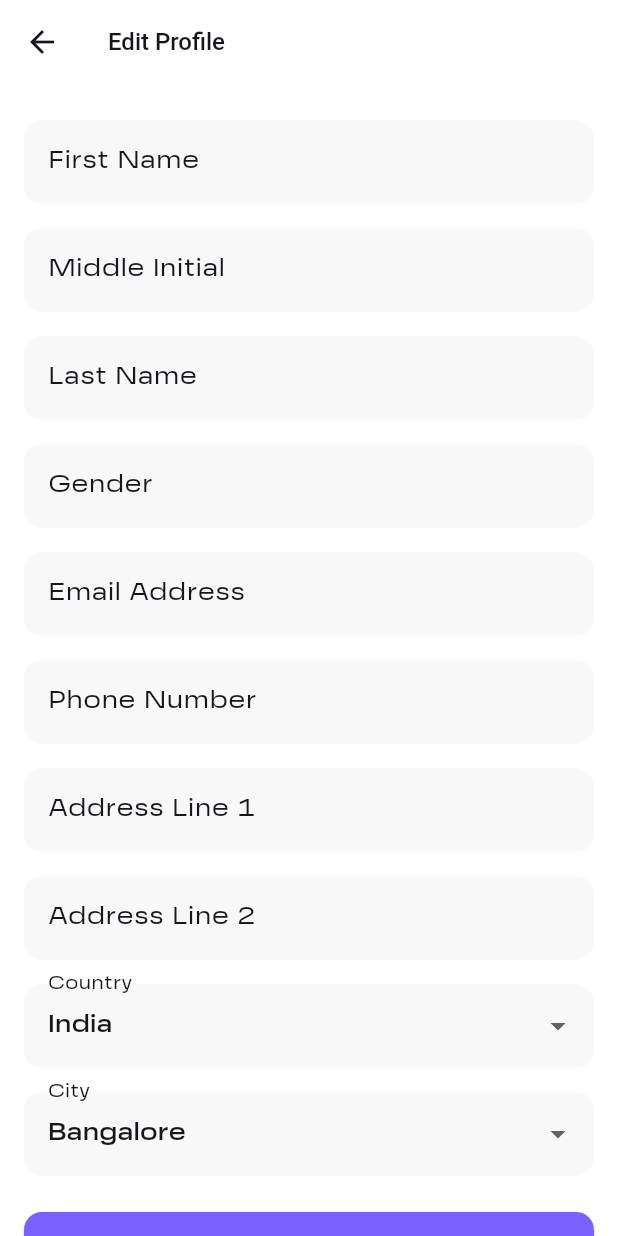
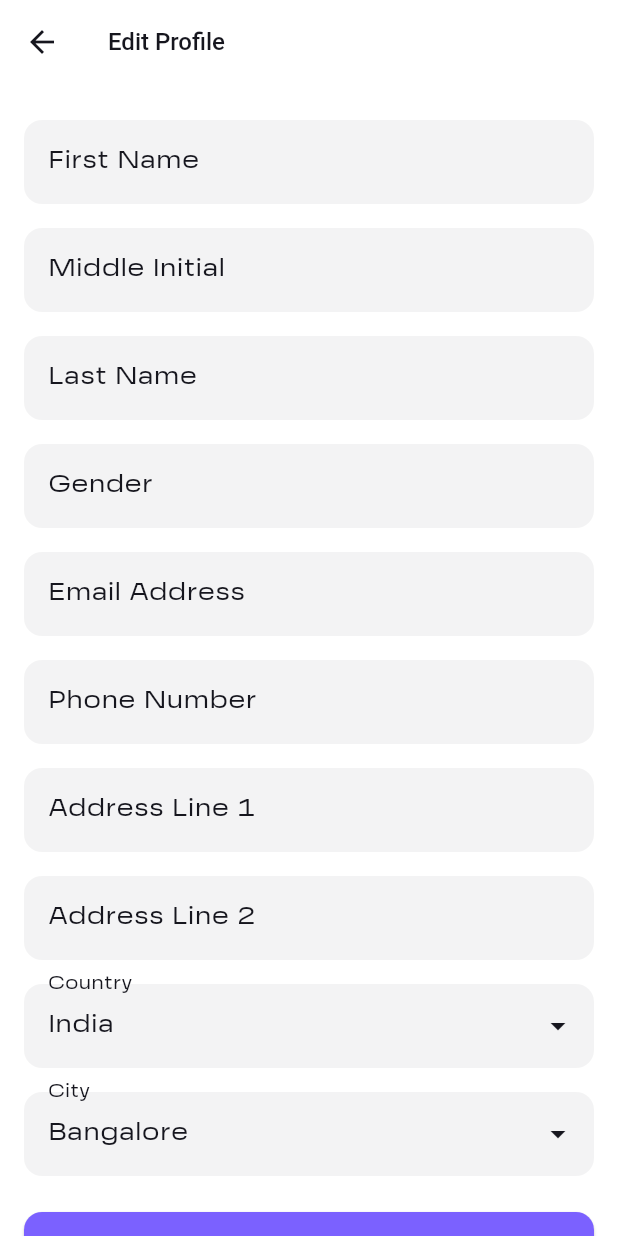
Before and after one commit to Jyoshnarani/The_Indian_Souls, a Flutter app: the EditUserProfileScreen screen opened directly with empty values, on a phone screen of 412 x 824 dp. Run offline on Flutter 3.47's test engine with Material 3 defaults, Android fonts, the phone set to English and light mode, and no system bars; drawn by our look-alikes of loader_overlay; our stand-ins replace cached_network_image, dio, flutter_svg, form_field_validator, quickalert; accounts and stored records are empty.

Commit message:
dark theme set up

```diff
--- a/lib/screens/Pages/auth/views/login_screen.dart
+++ b/lib/screens/Pages/auth/views/login_screen.dart
@@ -37,6 +37,7 @@ class _LoginScreenState extends State<LoginScreen> {
   }
 
   Future<void> fetchCaptcha() async {
+
     context.loaderOverlay.show();
     try {
       final response = await GetCaptchaApi().getCaptcha();
@@ -308,7 +309,7 @@ class _LoginScreenState extends State<LoginScreen> {
         Navigator.pushNamedAndRemoveUntil(
           context,
           dashboardScreenRoute,
-          ModalRoute.withName(dashboardScreenRoute),
+          ModalRoute.withName(logInScreenRoute),
         );
       } else {
         QuickAlert.show(
@@ -318,7 +319,7 @@ class _LoginScreenState extends State<LoginScreen> {
           onConfirmBtnTap: () {
             Navigator.pushNamedAndRemoveUntil(
               context,
-              dashboardScreenRoute,
+              logInScreenRoute,
               ModalRoute.withName(logInScreenRoute),
             );
           },
--- a/lib/screens/Pages/auth/views/signup_screen.dart
+++ b/lib/screens/Pages/auth/views/signup_screen.dart
@@ -695,8 +695,8 @@ class _SignUpScreenState extends State<SignUpScreen> {
         onConfirmBtnTap: () {
           Navigator.pushNamedAndRemoveUntil(
             context,
-            dashboardScreenRoute,
-            ModalRoute.withName(logInScreenRoute),
+            logInScreenRoute,
+            ModalRoute.withName(signUpScreenRoute),
           );
         },
       );
--- a/lib/screens/Pages/product/views/components/product_images.dart
+++ b/lib/screens/Pages/product/views/components/product_images.dart
@@ -53,7 +53,7 @@ class _ProductImagesState extends State<ProductImages> {
                   borderRadius: const BorderRadius.all(
                     Radius.circular(defaultBorderRadius * 2),
                   ),
-                  child: NetworkImageWithLoader(widget.images[index]),
+                  child: NetworkImageWithLoader(widget.images[index], fit: BoxFit.fill,),
                 ),
               ),
             ),
--- a/lib/screens/Pages/profile/views/edit_user_profile.dart
+++ b/lib/screens/Pages/profile/views/edit_user_profile.dart
@@ -45,14 +45,30 @@ class _EditUserProfileScreenState extends State<EditUserProfileScreen> {
   @override
   void initState() {
     super.initState();
-    _firstNameController = TextEditingController(text: widget.userData?.firstName ?? '');
-    _middleInitialController = TextEditingController(text: widget.userData?.middleInitial ?? '');
-    _lastNameController = TextEditingController(text: widget.userData?.lastName ?? '');
-    _genderController = TextEditingController(text: widget.userData?.gender ?? '');
-    _emailController = TextEditingController(text: widget.userData?.emailAddress ?? '');
-    _phoneNumberController = TextEditingController(text: widget.userData?.phoneNumber ?? '');
-    _addressLine1Controller = TextEditingController(text: widget.userData?.addressLine1 ?? '');
-    _addressLine2Controller = TextEditingController(text: widget.userData?.addressLine2 ?? '');
+    _firstNameController = TextEditingController(
+      text: widget.userData?.firstName ?? '',
+    );
+    _middleInitialController = TextEditingController(
+      text: widget.userData?.middleInitial ?? '',
+    );
+    _lastNameController = TextEditingController(
+      text: widget.userData?.lastName ?? '',
+    );
+    _genderController = TextEditingController(
+      text: widget.userData?.gender ?? '',
+    );
+    _emailController = TextEditingController(
+      text: widget.userData?.emailAddress ?? '',
+    );
+    _phoneNumberController = TextEditingController(
+      text: widget.userData?.phoneNumber ?? '',
+    );
+    _addressLine1Controller = TextEditingController(
+      text: widget.userData?.addressLine1 ?? '',
+    );
+    _addressLine2Controller = TextEditingController(
+      text: widget.userData?.addressLine2 ?? '',
+    );
 
     _selectedCountry = widget.userData?.country;
     if (!_countries.contains(_selectedCountry)) {
@@ -62,7 +78,9 @@ class _EditUserProfileScreenState extends State<EditUserProfileScreen> {
     final citiesForCountry = _cities[_selectedCountry] ?? [];
     _selectedCity = widget.userData?.townCity;
     if (!citiesForCountry.contains(_selectedCity)) {
-      _selectedCity = citiesForCountry.isNotEmpty ? citiesForCountry.first : null;
+      _selectedCity = citiesForCountry.isNotEmpty
+          ? citiesForCountry.first
+          : null;
     }
   }
 
@@ -82,29 +100,46 @@ class _EditUserProfileScreenState extends State<EditUserProfileScreen> {
   @override
   Widget build(BuildContext context) {
     return Scaffold(
-      appBar: AppBar(
-        title: const Text('Edit Profile'),
-      ),
+      appBar: AppBar(title: const Text('Edit Profile')),
       body: LoaderOverlay(
         child: SingleChildScrollView(
           padding: const EdgeInsets.all(defaultPadding),
           child: Form(
             key: _formKey,
             child: Column(
-              crossAxisAlignment: CrossAxisAlignment.start,
+              crossAxisAlignment: CrossAxisAlignment.stretch,
               children: [
                 _buildTextFormField(_firstNameController, 'First Name', true),
-                _buildTextFormField(_middleInitialController, 'Middle Initial', false),
+                _buildTextFormField(
+                  _middleInitialController,
+                  'Middle Initial',
+                  false,
+                ),
                 _buildTextFormField(_lastNameController, 'Last Name', true),
                 _buildTextFormField(_genderController, 'Gender', true),
                 _buildTextFormField(_emailController, 'Email Address', true),
-                _buildTextFormField(_phoneNumberController, 'Phone Number', true),
-                _buildTextFormField(_addressLine1Controller, 'Address Line 1', false),
-                _buildTextFormField(_addressLine2Controller, 'Address Line 2', false),
+                _buildTextFormField(
+                  _phoneNumberController,
+                  'Phone Number',
+                  true,
+                ),
+                _buildTextFormField(
+                  _addressLine1Controller,
+                  'Address Line 1',
+                  false,
+                ),
+                _buildTextFormField(
+                  _addressLine2Controller,
+                  'Address Line 2',
+                  false,
+                ),
                 _buildCountryDropdown(),
                 _buildCityDropdown(),
                 const SizedBox(height: defaultPadding),
                 ElevatedButton(
+                  style: ElevatedButton.styleFrom(
+                    minimumSize: const Size(double.infinity, 48),
+                  ),
                   onPressed: () {
                     if (_formKey.currentState!.validate()) {
                       _formKey.currentState!.save();
@@ -112,7 +147,7 @@ class _EditUserProfileScreenState extends State<EditUserProfileScreen> {
                     }
                   },
                   child: const Text('Update'),
-                )
+                ),
               ],
             ),
           ),
@@ -121,7 +156,11 @@ class _EditUserProfileScreenState extends State<EditUserProfileScreen> {
     );
   }
 
-  Widget _buildTextFormField(TextEditingController controller, String label, bool readOnly) {
+  Widget _buildTextFormField(
+    TextEditingController controller,
+    String label,
+    bool readOnly,
+  ) {
     return Padding(
       padding: const EdgeInsets.symmetric(vertical: 8.0),
       child: TextFormField(
@@ -130,6 +169,9 @@ class _EditUserProfileScreenState extends State<EditUserProfileScreen> {
         decoration: InputDecoration(
           labelText: label,
           border: const OutlineInputBorder(),
+          fillColor: Theme.of(
+            context,
+          ).colorScheme.onSurface.withValues(alpha: 0.05),
         ),
       ),
     );
@@ -140,14 +182,25 @@ class _EditUserProfileScreenState extends State<EditUserProfileScreen> {
       padding: const EdgeInsets.symmetric(vertical: 8.0),
       child: DropdownButtonFormField<String>(
         value: _selectedCountry,
-        decoration: const InputDecoration(
+        iconEnabledColor: Theme.of(
+          context,
+        ).colorScheme.onSurface.withValues(alpha: 0.05),
+        decoration: InputDecoration(
           labelText: 'Country',
-          border: OutlineInputBorder(),
+          border: const OutlineInputBorder(),
+          fillColor: Theme.of(
+            context,
+          ).colorScheme.onSurface.withValues(alpha: 0.05),
+        ),
+        dropdownColor: Theme.of(context).cardColor,
+        icon: Icon(
+          Icons.arrow_drop_down,
+          color: Theme.of(context).colorScheme.onSurface,
         ),
         items: _countries.map((String country) {
           return DropdownMenuItem<String>(
             value: country,
-            child: Text(country),
+            child: Text(country, style: Theme.of(context).textTheme.bodyLarge),
           );
         }).toList(),
         onChanged: (newValue) {
@@ -161,19 +214,32 @@ class _EditUserProfileScreenState extends State<EditUserProfileScreen> {
   }
 
   Widget _buildCityDropdown() {
-    List<String> citiesForSelectedCountry = _selectedCountry != null ? (_cities[_selectedCountry] ?? []) : [];
+    List<String> citiesForSelectedCountry = _selectedCountry != null
+        ? (_cities[_selectedCountry] ?? [])
+        : [];
     return Padding(
       padding: const EdgeInsets.symmetric(vertical: 8.0),
       child: DropdownButtonFormField<String>(
         value: _selectedCity,
-        decoration: const InputDecoration(
+        iconEnabledColor: Theme.of(
+          context,
+        ).colorScheme.onSurface.withValues(alpha: 0.05),
+        decoration: InputDecoration(
           labelText: 'City',
-          border: OutlineInputBorder(),
+          border: const OutlineInputBorder(),
+          fillColor: Theme.of(
+            context,
+          ).colorScheme.onSurface.withValues(alpha: 0.05),
+        ),
+        dropdownColor: Theme.of(context).cardColor,
+        icon: Icon(
+          Icons.arrow_drop_down,
+          color: Theme.of(context).colorScheme.onSurface,
         ),
         items: citiesForSelectedCountry.map((String city) {
           return DropdownMenuItem<String>(
             value: city,
-            child: Text(city),
+            child: Text(city, style: Theme.of(context).textTheme.bodyLarge),
           );
         }).toList(),
         onChanged: (newValue) {
@@ -181,7 +247,12 @@ class _EditUserProfileScreenState extends State<EditUserProfileScreen> {
             _selectedCity = newValue;
           });
         },
-        disabledHint: Text(_selectedCountry == null ? 'Select a country first' : 'No cities available'),
+        disabledHint: Text(
+          _selectedCountry == null
+              ? 'Select a country first'
+              : 'No cities available',
+          style: Theme.of(context).textTheme.bodyLarge,
+        ),
       ),
     );
   }
@@ -204,10 +275,15 @@ class _EditUserProfileScreenState extends State<EditUserProfileScreen> {
         context: context,
         type: QuickAlertType.success,
         text: 'Profile updated successfully!',
+        backgroundColor: Theme.of(context).cardColor,
+        titleColor: Theme.of(context).colorScheme.onSurface,
+        textColor: Theme.of(context).colorScheme.onSurface,
         onConfirmBtnTap: () {
           Navigator.pushAndRemoveUntil(
             context,
-            MaterialPageRoute(builder: (context) => const Dashboard(initialIndex: 1)),
+            MaterialPageRoute(
+              builder: (context) => const Dashboard(initialIndex: 1),
+            ),
             (Route<dynamic> route) => false,
           );
         },
@@ -217,6 +293,9 @@ class _EditUserProfileScreenState extends State<EditUserProfileScreen> {
         context: context,
         type: QuickAlertType.error,
         text: 'Failed to update profile.',
+        backgroundColor: Theme.of(context).cardColor,
+        titleColor: Theme.of(context).colorScheme.onSurface,
+        textColor: Theme.of(context).colorScheme.onSurface,
       );
     }
   }
--- a/lib/screens/components/product/product_card.dart
+++ b/lib/screens/components/product/product_card.dart
@@ -22,6 +22,7 @@ class ProductCard extends StatelessWidget {
         minimumSize: const Size(140, 220),
         maximumSize: const Size(140, 220),
         padding: const EdgeInsets.all(8),
+        side: const BorderSide(color: primaryColor, width: 1),
       ),
       child: Column(
         children: [
@@ -32,6 +33,7 @@ class ProductCard extends StatelessWidget {
                 NetworkImageWithLoader(
                   image!,
                   radius: defaultBorderRadius,
+                  fit: BoxFit.fill,
                 ),
               ],
             ),
--- a/lib/utils/theme/app_theme.dart
+++ b/lib/utils/theme/app_theme.dart
@@ -13,6 +13,7 @@ class AppTheme {
     primarySwatch: primaryMaterialColor,
     primaryColor: primaryColor,
     scaffoldBackgroundColor: whiteColor,
+    highlightColor: blackColor,
     iconTheme: const IconThemeData(color: blackColor),
     textTheme: const TextTheme(bodyMedium: TextStyle(color: blackColor40)),
     elevatedButtonTheme: elevatedButtonThemeDataLight,
@@ -53,6 +54,7 @@ class AppTheme {
     primarySwatch: primaryMaterialColor,
     primaryColor: primaryColor,
     scaffoldBackgroundColor: blackColor,
+    highlightColor: whiteColor,
     iconTheme: const IconThemeData(color: whiteColor),
     textTheme: const TextTheme(bodyMedium: TextStyle(color: whiteColor40)),
     textButtonTheme: textButtonThemeDataDark,
```
Also changed, not shown: lib/screens/Pages/home/views/components/all_products.dart (+16 -5 lines).
